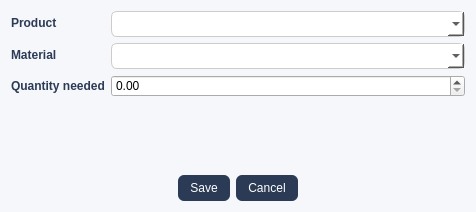
Before: the Qt Designer form ui/BOMAddEdit.ui in MagdaOleksandrTeam/ProductionPlanner, drawn with Qt 5.
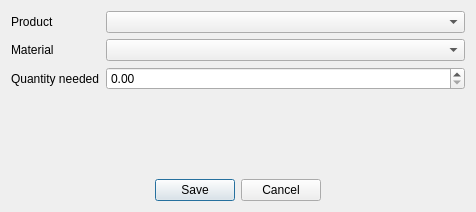
After: the same form once the commit is applied.

Diff of the .ui file:
```diff
--- a/ui/BOMAddEdit.ui
+++ b/ui/BOMAddEdit.ui
@@ -14,33 +14,7 @@
    <string>Dialog</string>
   </property>
   <property name="styleSheet">
-   <string notr="true">QDialog {
-                background-color: #f6f7fb;
-                border-radius: 10px;
-}
-
-QLabel {
-	font-weight: bold;
-	color: #2b3a55;
-}
-
-QLineEdit, QComboBox, QTextEdit, QSpinBox {
-	border: 1px solid #ccc;
-	border-radius: 6px;
-	padding: 4px;
-	 background-color: #ffffff;
-}
- 
-QDialogButtonBox QPushButton {
-	background-color: #2b3a55;
-	color: white;
-	border-radius: 6px;
-	padding: 6px 12px;
-}
-
-QDialogButtonBox QPushButton:hover {
-background-color: #3b4f70;
-}</string>
+   <string notr="true"/>
   </property>
   <layout class="QVBoxLayout" name="verticalLayout">
    <item>
```
